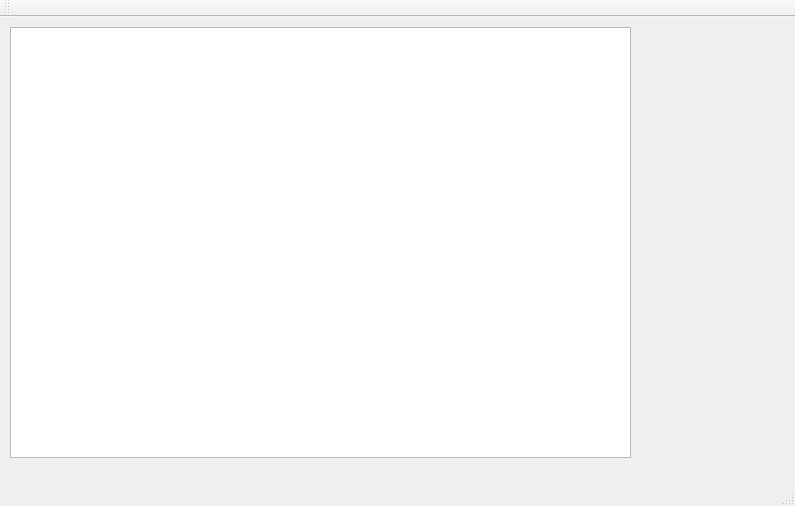
molayab/checkers, file Cheakers GUI/mainviewcontroller.ui: the form before one commit.
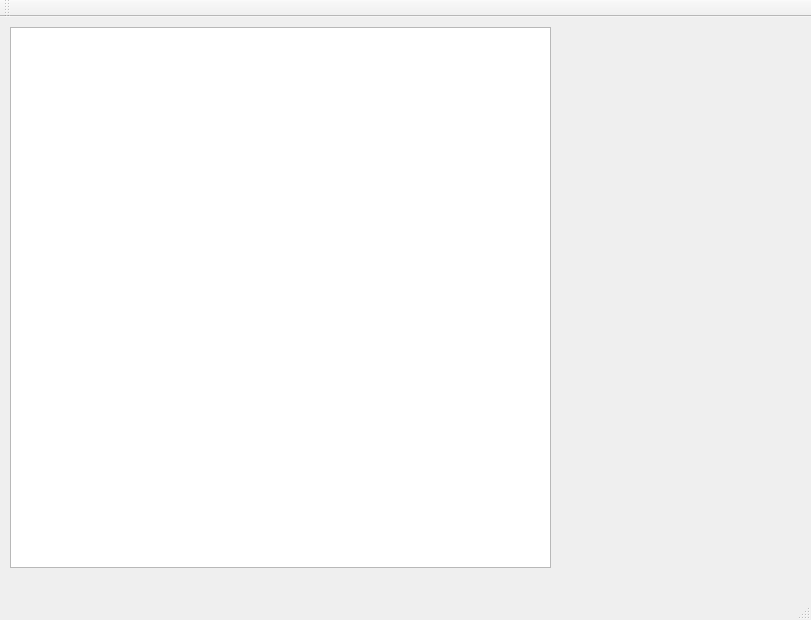
The form after the commit.

The edit to the form file:
```diff
--- a/Cheakers GUI/mainviewcontroller.ui
+++ b/Cheakers GUI/mainviewcontroller.ui
@@ -6,10 +6,22 @@
    <rect>
     <x>0</x>
     <y>0</y>
-    <width>795</width>
-    <height>506</height>
+    <width>811</width>
+    <height>620</height>
    </rect>
   </property>
+  <property name="minimumSize">
+   <size>
+    <width>811</width>
+    <height>620</height>
+   </size>
+  </property>
+  <property name="maximumSize">
+   <size>
+    <width>811</width>
+    <height>620</height>
+   </size>
+  </property>
   <property name="windowTitle">
    <string>MainViewController</string>
   </property>
@@ -19,8 +31,8 @@
      <rect>
       <x>10</x>
       <y>10</y>
-      <width>621</width>
-      <height>431</height>
+      <width>541</width>
+      <height>541</height>
      </rect>
     </property>
    </widget>
```
Left out of the diff: 2 changed lines with no effect on the pictures.
